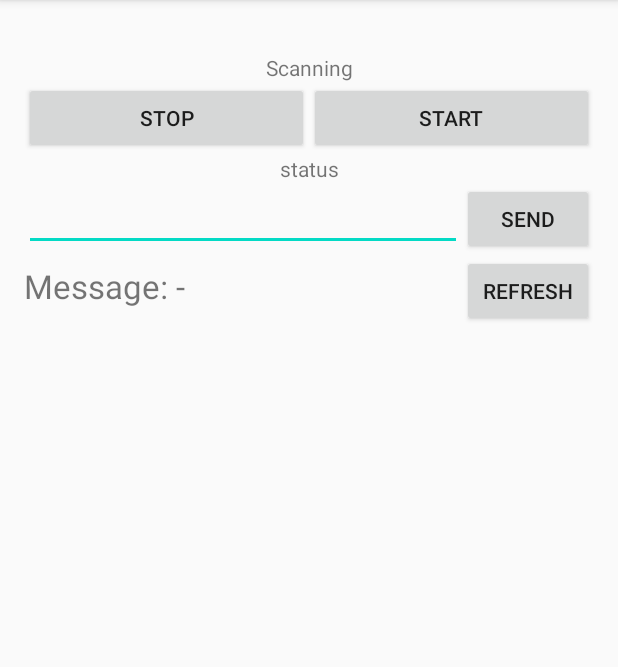
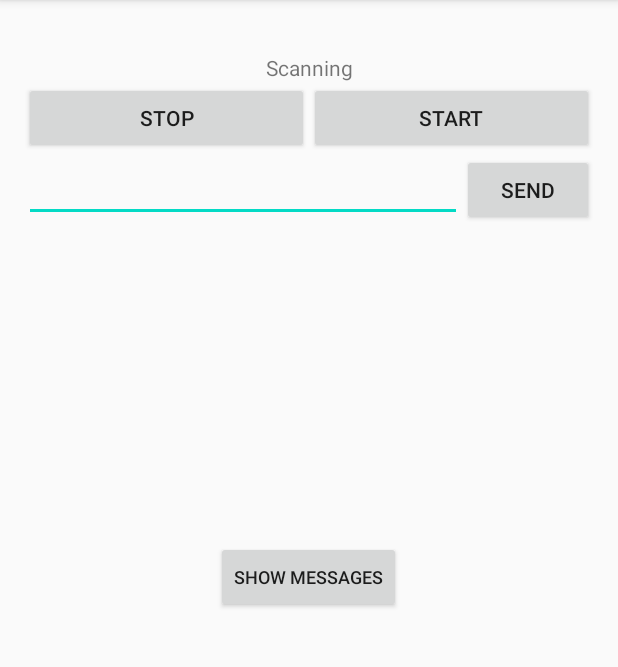
Before and after one commit to Jiteshw96/ClientBLE, an Android app: the ClientActivity screen opened directly, with no data from a screen before it, after a tap on "SEND", on a phone screen of 412 x 824 dp, the part 84-751 px from its top. Run offline under Robolectric (Android 15) with nearby library versions, the phone set to English and light mode, and no system bars; 2 statements that could not run were skipped.

Commit message:
"List Updated"

```diff
--- a/app/build.gradle
+++ b/app/build.gradle
@@ -29,5 +29,8 @@ dependencies {
     testImplementation 'junit:junit:4.12'
     androidTestImplementation 'androidx.test.ext:junit:1.1.1'
     androidTestImplementation 'androidx.test.espresso:espresso-core:3.2.0'
+    implementation 'android.arch.persistence.room:runtime:2.2.5'
+    annotationProcessor 'android.arch.persistence.room:compiler:2.2.5'
+
 
 }
--- a/app/src/main/java/com/example/clientble/BluetoothUtils.java
+++ b/app/src/main/java/com/example/clientble/BluetoothUtils.java
@@ -18,9 +18,9 @@ import androidx.annotation.Nullable;
 
 public class BluetoothUtils {
 
-    public static String SERVICE_STRING = "6e400001-b5a3-f393-e0a9-e50e24dcca9e";
-
-    public static String CHARACTERISTIC_ECHO_STRING = "6e400002-b5a3-f393-e0a9-e50e24dcca9e";
+   // public static String SERVICE_STRING = "18902a9a-1f4a-44fe-936f-14c8eea41800";
+        public static String SERVICE_STRING = "18902a9a-1f4a-44fe-936f-14c8eea41800";
+        public static String CHARACTERISTIC_ECHO_STRING = "18902a9a-1f4a-44fe-936f-14c8eea41801";
     public static List<BluetoothGattCharacteristic> findCharacteristics(BluetoothGatt bluetoothGatt) {
         List<BluetoothGattCharacteristic> matchingCharacteristics = new ArrayList<>();
 
--- a/app/src/main/java/com/example/clientble/ClientActivity.java
+++ b/app/src/main/java/com/example/clientble/ClientActivity.java
@@ -7,10 +7,7 @@ import android.app.ActivityManager;
 import android.bluetooth.BluetoothAdapter;
 import android.bluetooth.BluetoothDevice;
 import android.bluetooth.BluetoothGatt;
-import android.bluetooth.BluetoothGattCallback;
-import android.bluetooth.BluetoothGattCharacteristic;
 import android.bluetooth.BluetoothManager;
-import android.bluetooth.BluetoothProfile;
 import android.bluetooth.le.BluetoothLeScanner;
 import android.bluetooth.le.ScanCallback;
 import android.content.BroadcastReceiver;
@@ -18,12 +15,10 @@ import android.content.Context;
 import android.content.Intent;
 import android.content.IntentFilter;
 import android.content.pm.PackageManager;
+import android.os.AsyncTask;
 import android.os.Build;
 import android.os.Bundle;
 import android.os.CountDownTimer;
-import android.os.Handler;
-import android.os.Looper;
-import android.util.Log;
 import android.view.View;
 import android.widget.AdapterView;
 import android.widget.ArrayAdapter;
@@ -33,13 +28,8 @@ import android.widget.ListView;
 import android.widget.TextView;
 import android.widget.Toast;
 
-import org.json.JSONObject;
-
 import java.util.ArrayList;
-import java.util.Calendar;
-import java.util.Date;
 import java.util.List;
-import java.util.UUID;
 
 public class ClientActivity extends AppCompatActivity {
     private BluetoothAdapter mBluetoothAdapter;
@@ -49,24 +39,27 @@ public class ClientActivity extends AppCompatActivity {
     private ScanCallback mScanCallback;
     private BluetoothGatt mGatt;
     TextView DeviceInfoTextView,status;
-    Button startScanning,refreshBtn;
-    Button stopScanning;
-    Button disconnect;
+    Button startScanning,refreshBtn,stopScanning,disconnect,showMessage;
     TextView receivedMsg;
     EditText messageEditText;
-    public ListView lv;
+    public ListView lv, messageListView;
     public Boolean register =  false;
     public List<BluetoothDevice> mDevices;
+    public List<String> mDevicesName;
     boolean mEchoInitialized;
+    ArrayList<String>  messageList;
     ClientApplication clientApplication;
-    public static String SERVICE_STRING = "6e400001-b5a3-f393-e0a9-e50e24dcca9e";
+    AppDatabase db;
+   // public static String SERVICE_STRING = "18902a9a-1f4a-44fe-936f-14c8eea41800";
+   public static String SERVICE_STRING = "18902a9a-1f4a-44fe-936f-14c8eea41800";
 
-    public static String CHARACTERISTIC_ECHO_STRING = "6e400002-b5a3-f393-e0a9-e50e24dcca9e";
+    public static String CHARACTERISTIC_ECHO_STRING = "18902a9a-1f4a-44fe-936f-14c8eea41801";
     @Override
     protected void onCreate(Bundle savedInstanceState) {
         super.onCreate(savedInstanceState);
         setContentView(R.layout.activity_client);
         mDevices = new ArrayList<BluetoothDevice>();
+        mDevicesName = new ArrayList<String>();
         DeviceInfoTextView = (TextView) findViewById(R.id.client_device_info_text_view);
         startScanning = (Button) findViewById(R.id.start_scanning_button);
         receivedMsg = findViewById(R.id.msgReceived);
@@ -74,11 +67,13 @@ public class ClientActivity extends AppCompatActivity {
         stopScanning = (Button) findViewById(R.id.stop_scanning_button);
         disconnect = (Button) findViewById(R.id.disconnect_button);
         refreshBtn = findViewById(R.id.refresh);
+        showMessage =  findViewById(R.id.show_message);
         messageEditText = (EditText) findViewById(R.id.message_edit_text);
         Button send = (Button) findViewById(R.id.send_message_button);
         BluetoothManager bluetoothManager = (BluetoothManager) getSystemService(BLUETOOTH_SERVICE);
         mBluetoothAdapter = bluetoothManager.getAdapter();
         clientApplication = (ClientApplication) getApplicationContext();
+        db= (AppDatabase) AppDatabase.getAppDatabase(ClientActivity.this);
         refreshBtn.setOnClickListener(new View.OnClickListener() {
             @Override
             public void onClick(View v) {
@@ -103,6 +98,8 @@ public class ClientActivity extends AppCompatActivity {
         startScanning.setOnClickListener(new View.OnClickListener() {
             @Override
             public void onClick(View view) {
+                mDevices = new ArrayList<>();
+                mDevicesName = new ArrayList<>();
                 startScan();
             }
         });
@@ -120,6 +117,9 @@ public class ClientActivity extends AppCompatActivity {
             }
         });
         lv = (ListView) findViewById(R.id.device_list);
+
+         messageList= new ArrayList<String>();
+        messageListView = findViewById(R.id.message_list);
         lv.setOnItemClickListener(new AdapterView.OnItemClickListener() {
             @Override
             public void onItemClick(AdapterView<?> adapterView, View view, int i, long l) {
@@ -134,6 +134,15 @@ public class ClientActivity extends AppCompatActivity {
                 connect(macDevice);*/
                 /*Intent intent = new Intent(ClientActivity.this, ChatActivity.class);
                 startActivity(intent);*/
+            }
+        });
+
+        showMessage.setOnClickListener(new View.OnClickListener() {
+            @Override
+            public void onClick(View v) {
+
+                new getAll().execute(db);
+
             }
         });
 
@@ -175,8 +184,9 @@ public class ClientActivity extends AppCompatActivity {
 
                 if(device!=null)
                     mDevices.add(device);
+                    mDevicesName.add(device.getName());
 
-                lv.setAdapter(new ArrayAdapter<BluetoothDevice>(ClientActivity.this, android.R.layout.simple_list_item_1, mDevices));
+                lv.setAdapter(new ArrayAdapter<String>(ClientActivity.this, android.R.layout.simple_list_item_1, mDevicesName));
                 //ArrayAdapter<BluetoothDevice> arrayAdapter = new ArrayAdapter(ClientActivity.this, android.R.layout.simple_list_item_1, mDevices);
             }
         }
@@ -456,4 +466,27 @@ public class ClientActivity extends AppCompatActivity {
         return false;
     }
 
+    class getAll extends AsyncTask<AppDatabase, Void, Void> {
+
+        List<BleDataFromClient> bleDataFromClientslist;
+
+        @Override
+        protected Void doInBackground(AppDatabase... db) {
+            bleDataFromClientslist=new ArrayList<BleDataFromClient>();
+            bleDataFromClientslist.addAll(db[0].userDao().getAll());
+            return null;
+        }
+
+        @Override
+        protected void onPostExecute(Void aVoid) {
+            super.onPostExecute(aVoid);
+            ListAdapter listAdapter = new ListAdapter(ClientActivity.this,bleDataFromClientslist);
+            messageListView.setAdapter(listAdapter);
+            listAdapter.notifyDataSetChanged();
+        }
+    }
+
+
+
+
 }
--- a/app/src/main/java/com/example/clientble/ClientApplication.java
+++ b/app/src/main/java/com/example/clientble/ClientApplication.java
@@ -14,7 +14,12 @@ import android.content.Intent;
 import android.net.wifi.WifiInfo;
 import android.net.wifi.WifiManager;
 import android.os.Build;
+import android.provider.Settings;
 import android.util.Log;
+
+import java.net.NetworkInterface;
+import java.util.Collections;
+import java.util.List;
 
 import androidx.core.app.NotificationCompat;
 
@@ -54,7 +59,6 @@ public class ClientApplication extends Application {
     private String sendMsg = " ";
 
 
-
     public String getDeviceAddress() {
         return deviceAddress;
     }
@@ -77,12 +81,14 @@ public class ClientApplication extends Application {
     @Override
     public void onCreate() {
         super.onCreate();
-        String macAddress = android.provider.Settings.Secure.getString(getApplicationContext().getContentResolver(), "bluetooth_address");
+       // String macAddress = android.provider.Settings.Secure.getString(getApplicationContext().getContentResolver(), "bluetooth_address");
+        String macAddress = Settings.Secure.getString(getApplicationContext().getContentResolver(), Settings.Secure.ANDROID_ID);
         setMacAddress(macAddress);
         createNotificationChannel();
     }
-    private  void createNotificationChannel(){
-        if(Build.VERSION.SDK_INT >= Build.VERSION_CODES.O){
+
+    private void createNotificationChannel() {
+        if (Build.VERSION.SDK_INT >= Build.VERSION_CODES.O) {
 
             NotificationChannel serviceChannel = new NotificationChannel(
                     CHANNEL_ID,
@@ -95,5 +101,32 @@ public class ClientApplication extends Application {
         }
     }
 
+   /* public static String getMacAddr() {
+        try {
+            List<NetworkInterface> all = Collections.list(NetworkInterface.getNetworkInterfaces());
+            for (NetworkInterface nif : all) {
+                if (!nif.getName().equalsIgnoreCase("wlan0")) continue;
+
+                byte[] macBytes = nif.getHardwareAddress();
+                if (macBytes == null) {
+                    return "";
+                }
+
+                StringBuilder res1 = new StringBuilder();
+                for (byte b : macBytes) {
+                    res1.append(Integer.toHexString(b & 0xFF) + ":");
+                }
+
+                if (res1.length() > 0) {
+                    res1.deleteCharAt(res1.length() - 1);
+                }
+                return res1.toString();
+            }
+        } catch (Exception ex) {
+
+        }
+
+        return "02:00:00:00:00:00";
+    }*/
 
 }
--- a/app/src/main/res/layout/activity_client.xml
+++ b/app/src/main/res/layout/activity_client.xml
@@ -78,6 +78,7 @@
             android:layout_width="match_parent"
             android:layout_height="wrap_content"
             android:text="status"
+            android:visibility="gone"
             android:textAlignment="center"/>
 
         <LinearLayout
@@ -107,24 +108,41 @@
                 android:layout_width="wrap_content"
                 android:layout_height="30dp"
                 android:textSize="22sp"
+                android:visibility="gone"
                 android:text="Message: -"/>
             <TextView
                 android:id="@+id/msgReceived"
                 android:layout_weight="1"
                 android:layout_width="wrap_content"
+                android:visibility="gone"
                 android:layout_height="30dp"/>
             <Button
                 android:id="@+id/refresh"
                 android:layout_width="wrap_content"
                 android:layout_height="wrap_content"
+                android:visibility="gone"
                 android:text="Refresh" />
 
         </LinearLayout>
 
         <ListView
             android:layout_width="match_parent"
+            android:layout_height="200dp"
+            android:id="@+id/device_list" />
+        <Button
+            android:id="@+id/show_message"
+            android:layout_width="wrap_content"
             android:layout_height="wrap_content"
-            android:id="@+id/device_list" />
+            android:layout_marginTop="10dp"
+            android:text="Show Messages"
+            android:textSize="12sp"
+            android:layout_gravity="center"
+            />
+        <ListView
+            android:layout_width="match_parent"
+            android:layout_height="wrap_content"
+            android:id="@+id/message_list"
+            android:layout_marginTop="10dp"/>
     </LinearLayout>
 
 </RelativeLayout>
--- a/app/src/main/res/layout/device_row.xml
+++ b/app/src/main/res/layout/device_row.xml
@@ -13,5 +13,4 @@
         android:layout_height="wrap_content"
         android:id="@+id/text"/>
 
-
 </LinearLayout>
--- a/app/src/main/res/values/colors.xml
+++ b/app/src/main/res/values/colors.xml
@@ -3,4 +3,6 @@
     <color name="colorPrimary">#6200EE</color>
     <color name="colorPrimaryDark">#3700B3</color>
     <color name="colorAccent">#03DAC5</color>
+    <color name="Success">#37B55B</color>
+    <color name="Failure">#AF3551</color>
 </resources>
```
Also changed, not shown: app/src/main/AndroidManifest.xml (+11 -6 lines), app/src/main/java/com/example/clientble/BluetoothReciver.java (+13 -13 lines), app/src/main/java/com/example/clientble/ClientService.java (+30 -5 lines).
